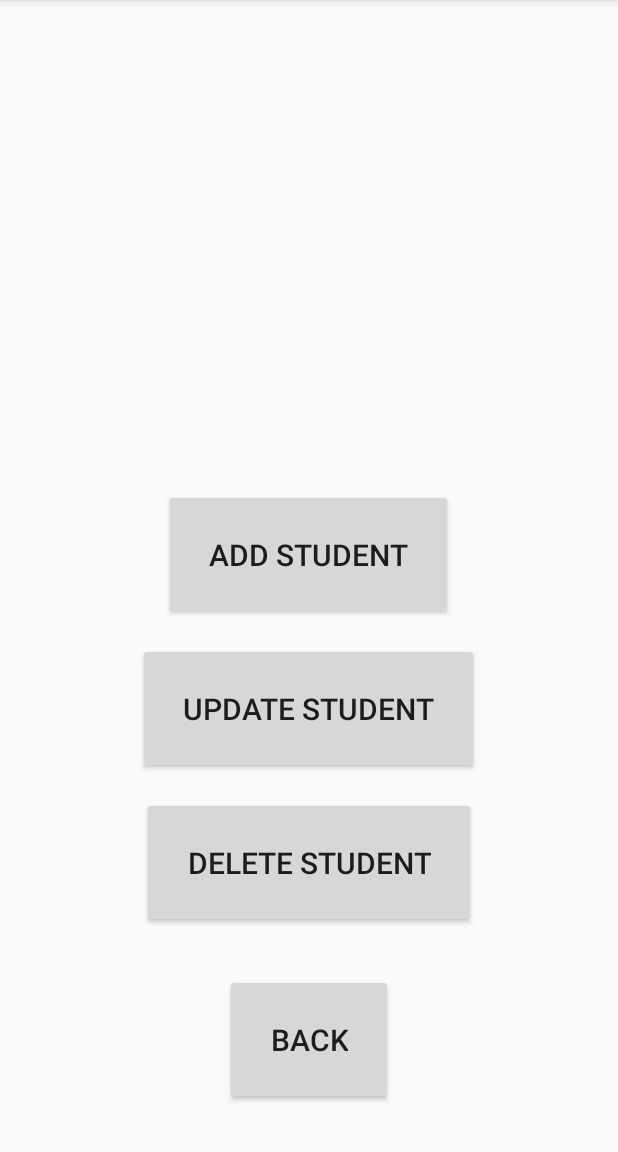
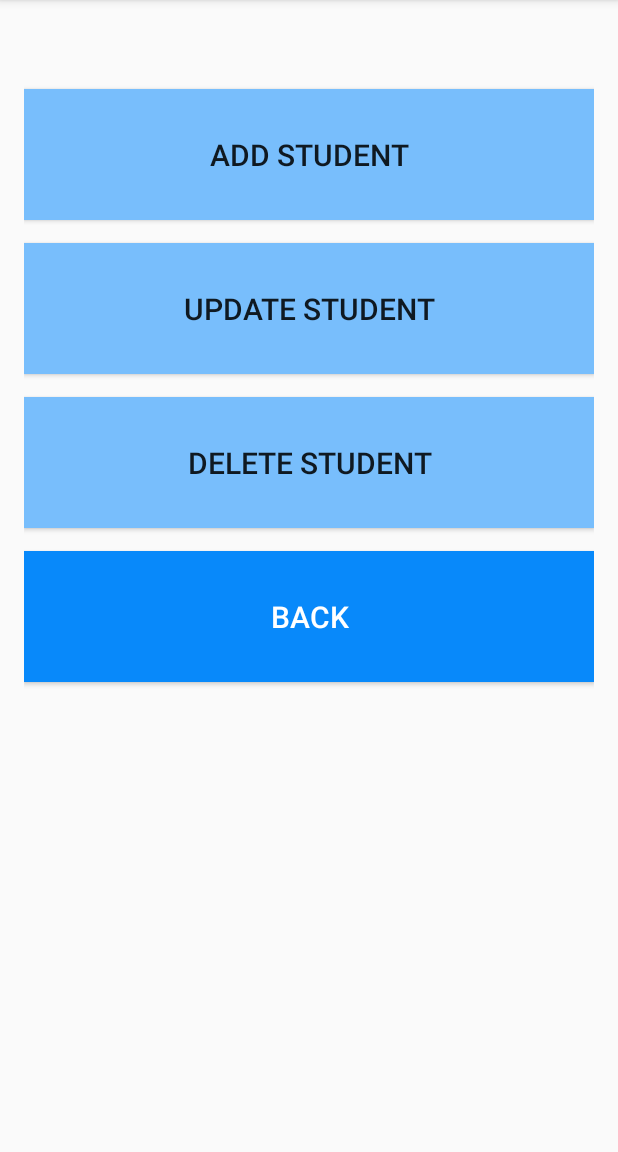
Before and after one commit to clover67/StudentManagement, an Android app: the ManagePage screen opened directly, with no data from a screen before it, on a phone screen of 412 x 824 dp, the part 84-1236 px from its top. Run offline under Robolectric (Android 15) with nearby library versions, the phone set to English and light mode, and no system bars.

Commit message:
added design

```diff
--- a/app/src/main/res/layout/activity_manage_page.xml
+++ b/app/src/main/res/layout/activity_manage_page.xml
@@ -10,49 +10,53 @@
     tools:context="com.example.user.studentdatamanagementsystem.ManagePage">
 
     <Button
-        android:layout_width="wrap_content"
+        android:layout_width="match_parent"
         android:layout_height="wrap_content"
         android:padding="30dp"
         android:textSize="20sp"
-        android:layout_margin="15dp"
         android:text="Add Student"
+        android:layout_marginTop="43dp"
+        android:layout_marginBottom="15dp"
         android:id="@+id/btnAdd"
-        android:layout_above="@+id/btnUpdate"
-        android:layout_centerHorizontal="true" />
+        android:layout_alignParentTop="true"
+        android:layout_alignParentEnd="true"
+        android:background="#78befc" />
 
     <Button
-        android:layout_width="wrap_content"
+        android:layout_width="match_parent"
         android:layout_height="wrap_content"
         android:text="Update Student"
         android:padding="30dp"
         android:textSize="20sp"
         android:id="@+id/btnUpdate"
-        android:layout_marginLeft="15dp"
-        android:layout_marginRight="15dp"
-        android:layout_above="@+id/btnDelete"
-        android:layout_centerHorizontal="true" />
+        android:layout_marginBottom="15dp"
+        android:layout_below="@+id/btnAdd"
+        android:layout_alignParentRight="true"
+        android:background="#78befc" />
 
     <Button
-        android:layout_width="wrap_content"
+        android:layout_width="match_parent"
         android:layout_height="wrap_content"
+        android:layout_marginBottom="15dp"
         android:text="Delete Student"
         android:padding="30dp"
         android:textSize="20sp"
-        android:layout_margin="15dp"
         android:id="@+id/btnDelete"
-        android:layout_above="@+id/btnBack"
-        android:layout_centerHorizontal="true" />
+        android:layout_below="@+id/btnUpdate"
+        android:layout_alignParentRight="true"
+        android:background="#78befc" />
 
     <Button
         style="?android:attr/buttonStyleSmall"
-        android:layout_width="wrap_content"
+        android:layout_width="match_parent"
         android:layout_height="wrap_content"
         android:text="Back"
         android:padding="30dp"
         android:textSize="20sp"
-        android:layout_margin="15dp"
         android:id="@+id/btnBack"
-        android:layout_alignParentBottom="true"
-        android:layout_centerHorizontal="true" />
+        android:layout_below="@+id/btnDelete"
+        android:layout_alignParentRight="true"
+        android:background="#0889fa"
+        android:textColor="#ffffff" />
 
 </RelativeLayout>
```
Also changed, not shown: app/src/main/res/layout/activity_add_user.xml (+18 -15 lines), app/src/main/res/layout/activity_main.xml (+28 -45 lines), app/src/main/res/layout/display.xml (+14 -9 lines).
